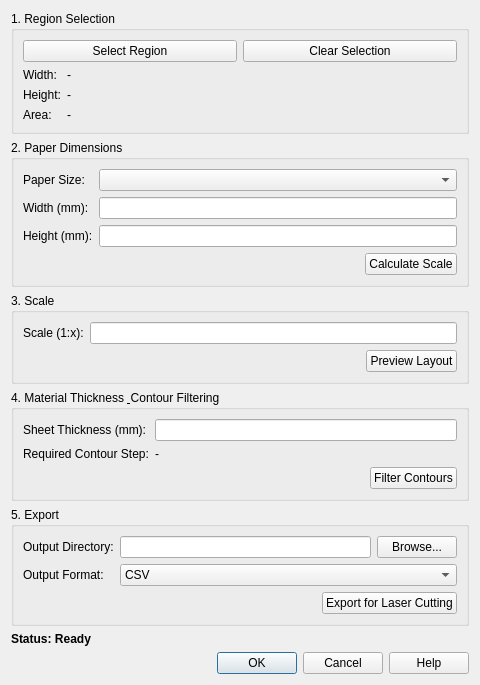
Qt form terrain_model_maker/terrain_model_dialog_base.ui (MJHamar/qgis_model_makes) before a commit.
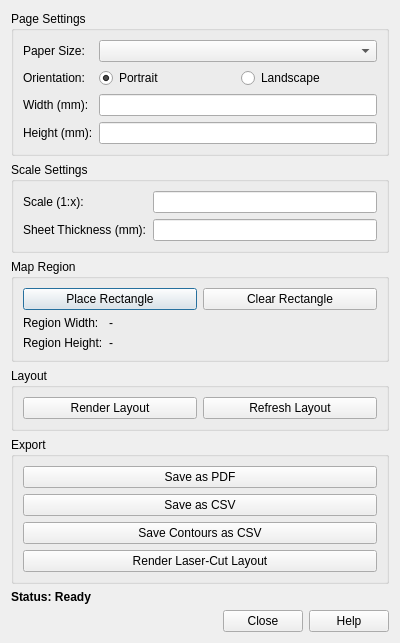
The same form after that commit.

Commit message: base ui implemented

```diff
--- a/terrain_model_maker/terrain_model_dialog_base.ui
+++ b/terrain_model_maker/terrain_model_dialog_base.ui
@@ -6,8 +6,8 @@
    <rect>
     <x>0</x>
     <y>0</y>
-    <width>480</width>
-    <height>650</height>
+    <width>400</width>
+    <height>550</height>
    </rect>
   </property>
   <property name="windowTitle">
@@ -15,88 +15,15 @@
   </property>
   <layout class="QVBoxLayout" name="verticalLayout">
    <item>
-    <widget class="QGroupBox" name="region_group">
+    <widget class="QGroupBox" name="page_settings_group">
      <property name="title">
-      <string>1. Region Selection</string>
+      <string>Page Settings</string>
      </property>
      <layout class="QVBoxLayout" name="verticalLayout_2">
-      <item>
-       <layout class="QHBoxLayout" name="horizontalLayout">
-        <item>
-         <widget class="QPushButton" name="btn_select_region">
-          <property name="text">
-           <string>Select Region</string>
-          </property>
-         </widget>
-        </item>
-        <item>
-         <widget class="QPushButton" name="btn_clear_selection">
-          <property name="text">
-           <string>Clear Selection</string>
-          </property>
-         </widget>
-        </item>
-       </layout>
-      </item>
       <item>
        <layout class="QFormLayout" name="formLayout">
         <item row="0" column="0">
-         <widget class="QLabel" name="label">
-          <property name="text">
-           <string>Width:</string>
-          </property>
-         </widget>
-        </item>
-        <item row="0" column="1">
-         <widget class="QLabel" name="lbl_region_width">
-          <property name="text">
-           <string>-</string>
-          </property>
-         </widget>
-        </item>
-        <item row="1" column="0">
-         <widget class="QLabel" name="label_2">
-          <property name="text">
-           <string>Height:</string>
-          </property>
-         </widget>
-        </item>
-        <item row="1" column="1">
-         <widget class="QLabel" name="lbl_region_height">
-          <property name="text">
-           <string>-</string>
-          </property>
-         </widget>
-        </item>
-        <item row="2" column="0">
-         <widget class="QLabel" name="label_3">
-          <property name="text">
-           <string>Area:</string>
-          </property>
-         </widget>
-        </item>
-        <item row="2" column="1">
-         <widget class="QLabel" name="lbl_region_area">
-          <property name="text">
-           <string>-</string>
-          </property>
-         </widget>
-        </item>
-       </layout>
-      </item>
-     </layout>
-    </widget>
-   </item>
-   <item>
-    <widget class="QGroupBox" name="paper_group">
-     <property name="title">
-      <string>2. Paper Dimensions</string>
-     </property>
-     <layout class="QVBoxLayout" name="verticalLayout_3">
-      <item>
-       <layout class="QFormLayout" name="formLayout_2">
-        <item row="0" column="0">
-         <widget class="QLabel" name="label_4">
+         <widget class="QLabel" name="label_paper_size">
           <property name="text">
            <string>Paper Size:</string>
           </property>
@@ -106,48 +33,52 @@
          <widget class="QComboBox" name="cmb_paper_size"/>
         </item>
         <item row="1" column="0">
-         <widget class="QLabel" name="label_5">
+         <widget class="QLabel" name="label_orientation">
+          <property name="text">
+           <string>Orientation:</string>
+          </property>
+         </widget>
+        </item>
+        <item row="1" column="1">
+         <layout class="QHBoxLayout" name="horizontalLayout_3">
+          <item>
+           <widget class="QRadioButton" name="radio_portrait">
+            <property name="text">
+             <string>Portrait</string>
+            </property>
+            <property name="checked">
+             <bool>true</bool>
+            </property>
+           </widget>
+          </item>
+          <item>
+           <widget class="QRadioButton" name="radio_landscape">
+            <property name="text">
+             <string>Landscape</string>
+            </property>
+           </widget>
+          </item>
+         </layout>
+        </item>
+        <item row="2" column="0">
+         <widget class="QLabel" name="label_width">
           <property name="text">
            <string>Width (mm):</string>
           </property>
          </widget>
         </item>
-        <item row="1" column="1">
-         <widget class="QLineEdit" name="txt_paper_width"/>
+        <item row="2" column="1">
+         <widget class="QLineEdit" name="txt_width"/>
         </item>
-        <item row="2" column="0">
-         <widget class="QLabel" name="label_6">
+        <item row="3" column="0">
+         <widget class="QLabel" name="label_height">
           <property name="text">
            <string>Height (mm):</string>
           </property>
          </widget>
         </item>
-        <item row="2" column="1">
-         <widget class="QLineEdit" name="txt_paper_height"/>
-        </item>
-       </layout>
-      </item>
-      <item>
-       <layout class="QHBoxLayout" name="horizontalLayout_2">
-        <item>
-         <spacer name="horizontalSpacer">
-          <property name="orientation">
-           <enum>Qt::Horizontal</enum>
-          </property>
-          <property name="sizeHint" stdset="0">
-           <size>
-            <width>40</width>
-            <height>20</height>
-           </size>
-          </property>
-         </spacer>
-        </item>
-        <item>
-         <widget class="QPushButton" name="btn_calculate_scale">
-          <property name="text">
-           <string>Calculate Scale</string>
-          </property>
-         </widget>
+        <item row="3" column="1">
+         <widget class="QLineEdit" name="txt_height"/>
         </item>
        </layout>
       </item>
@@ -157,13 +88,13 @@
    <item>
     <widget class="QGroupBox" name="scale_group">
      <property name="title">
-      <string>3. Scale</string>
+      <string>Scale Settings</string>
      </property>
-     <layout class="QVBoxLayout" name="verticalLayout_4">
+     <layout class="QVBoxLayout" name="verticalLayout_3">
       <item>
-       <layout class="QFormLayout" name="formLayout_3">
+       <layout class="QFormLayout" name="formLayout_2">
         <item row="0" column="0">
-         <widget class="QLabel" name="label_7">
+         <widget class="QLabel" name="label_scale">
           <property name="text">
            <string>Scale (1:x):</string>
           </property>
@@ -172,62 +103,70 @@
         <item row="0" column="1">
          <widget class="QLineEdit" name="txt_scale"/>
         </item>
-       </layout>
-      </item>
-      <item>
-       <layout class="QHBoxLayout" name="horizontalLayout_3">
-        <item>
-         <spacer name="horizontalSpacer_2">
-          <property name="orientation">
-           <enum>Qt::Horizontal</enum>
-          </property>
-          <property name="sizeHint" stdset="0">
-           <size>
-            <width>40</width>
-            <height>20</height>
-           </size>
-          </property>
-         </spacer>
-        </item>
-        <item>
-         <widget class="QPushButton" name="btn_preview">
-          <property name="text">
-           <string>Preview Layout</string>
-          </property>
-         </widget>
-        </item>
-       </layout>
-      </item>
-     </layout>
-    </widget>
-   </item>
-   <item>
-    <widget class="QGroupBox" name="contour_group">
-     <property name="title">
-      <string>4. Material Thickness &amp; Contour Filtering</string>
-     </property>
-     <layout class="QVBoxLayout" name="verticalLayout_5">
-      <item>
-       <layout class="QFormLayout" name="formLayout_4">
-        <item row="0" column="0">
-         <widget class="QLabel" name="label_8">
+        <item row="1" column="0">
+         <widget class="QLabel" name="label_thickness">
           <property name="text">
            <string>Sheet Thickness (mm):</string>
           </property>
          </widget>
         </item>
-        <item row="0" column="1">
+        <item row="1" column="1">
          <widget class="QLineEdit" name="txt_thickness"/>
         </item>
+       </layout>
+      </item>
+     </layout>
+    </widget>
+   </item>
+   <item>
+    <widget class="QGroupBox" name="region_group">
+     <property name="title">
+      <string>Map Region</string>
+     </property>
+     <layout class="QVBoxLayout" name="verticalLayout_4">
+      <item>
+       <layout class="QHBoxLayout" name="horizontalLayout">
+        <item>
+         <widget class="QPushButton" name="btn_place_rectangle">
+          <property name="text">
+           <string>Place Rectangle</string>
+          </property>
+         </widget>
+        </item>
+        <item>
+         <widget class="QPushButton" name="btn_clear_rectangle">
+          <property name="text">
+           <string>Clear Rectangle</string>
+          </property>
+         </widget>
+        </item>
+       </layout>
+      </item>
+      <item>
+       <layout class="QFormLayout" name="formLayout_3">
+        <item row="0" column="0">
+         <widget class="QLabel" name="label_region_width">
+          <property name="text">
+           <string>Region Width:</string>
+          </property>
+         </widget>
+        </item>
+        <item row="0" column="1">
+         <widget class="QLabel" name="lbl_region_width">
+          <property name="text">
+           <string>-</string>
+          </property>
+         </widget>
+        </item>
         <item row="1" column="0">
-         <widget class="QLabel" name="label_9">
+         <widget class="QLabel" name="label_region_height">
           <property name="text">
-           <string>Required Contour Step:</string>
+           <string>Region Height:</string>
           </property>
          </widget>
         </item>
         <item row="1" column="1">
-         <widget class="QLabel" name="lbl_contour_step">
+         <widget class="QLabel" name="lbl_region_height">
           <property name="text">
            <string>-</string>
           </property>
@@ -235,25 +174,28 @@
         </item>
        </layout>
       </item>
+     </layout>
+    </widget>
+   </item>
+   <item>
+    <widget class="QGroupBox" name="layout_group">
+     <property name="title">
+      <string>Layout</string>
+     </property>
+     <layout class="QVBoxLayout" name="verticalLayout_5">
       <item>
-       <layout class="QHBoxLayout" name="horizontalLayout_4">
+       <layout class="QHBoxLayout" name="horizontalLayout_2">
         <item>
-         <spacer name="horizontalSpacer_3">
-          <property name="orientation">
-           <enum>Qt::Horizontal</enum>
+         <widget class="QPushButton" name="btn_render">
+          <property name="text">
+           <string>Render Layout</string>
           </property>
-          <property name="sizeHint" stdset="0">
-           <size>
-            <width>40</width>
-            <height>20</height>
-           </size>
-          </property>
-         </spacer>
+         </widget>
         </item>
         <item>
-         <widget class="QPushButton" name="btn_filter_contours">
+         <widget class="QPushButton" name="btn_refresh">
           <property name="text">
-           <string>Filter Contours</string>
+           <string>Refresh Layout</string>
           </property>
          </widget>
         </item>
@@ -265,83 +207,36 @@
    <item>
     <widget class="QGroupBox" name="export_group">
      <property name="title">
-      <string>5. Export</string>
+      <string>Export</string>
      </property>
      <layout class="QVBoxLayout" name="verticalLayout_6">
       <item>
-       <layout class="QFormLayout" name="formLayout_5">
-        <item row="0" column="0">
-         <widget class="QLabel" name="label_10">
-          <property name="text">
-           <string>Output Directory:</string>
-          </property>
-         </widget>
-        </item>
-        <item row="0" column="1">
-         <layout class="QHBoxLayout" name="horizontalLayout_5">
-          <item>
-           <widget class="QLineEdit" name="txt_output_dir"/>
-          </item>
-          <item>
-           <widget class="QPushButton" name="btn_browse_output">
-            <property name="text">
-             <string>Browse...</string>
-            </property>
-           </widget>
-          </item>
-         </layout>
-        </item>
-        <item row="1" column="0">
-         <widget class="QLabel" name="label_11">
-          <property name="text">
-           <string>Output Format:</string>
-          </property>
-         </widget>
-        </item>
-        <item row="1" column="1">
-         <widget class="QComboBox" name="cmb_output_format">
-          <item>
-           <property name="text">
-            <string>CSV</string>
-           </property>
-          </item>
-          <item>
-           <property name="text">
-            <string>DXF</string>
-           </property>
-          </item>
-          <item>
-           <property name="text">
-            <string>SVG</string>
-           </property>
-          </item>
-         </widget>
-        </item>
-       </layout>
+       <widget class="QPushButton" name="btn_export_pdf">
+        <property name="text">
+         <string>Save as PDF</string>
+        </property>
+       </widget>
       </item>
       <item>
-       <layout class="QHBoxLayout" name="horizontalLayout_6">
-        <item>
-         <spacer name="horizontalSpacer_4">
-          <property name="orientation">
-           <enum>Qt::Horizontal</enum>
-          </property>
-          <property name="sizeHint" stdset="0">
-           <size>
-            <width>40</width>
-            <height>20</height>
-           </size>
-          </property>
-         </spacer>
-        </item>
-        <item>
-         <widget class="QPushButton" name="btn_export">
-          <property name="text">
-           <string>Export for Laser Cutting</string>
-          </property>
-         </widget>
-        </item>
-       </layout>
+       <widget class="QPushButton" name="btn_export_csv">
+        <property name="text">
+         <string>Save as CSV</string>
+        </property>
+       </widget>
+      </item>
+      <item>
+       <widget class="QPushButton" name="btn_export_contours">
+        <property name="text">
+         <string>Save Contours as CSV</string>
+        </property>
+       </widget>
+      </item>
+      <item>
+       <widget class="QPushButton" name="btn_export_laser">
+        <property name="text">
+         <string>Render Laser-Cut Layout</string>
+        </property>
+       </widget>
       </item>
      </layout>
     </widget>
@@ -362,7 +257,7 @@
       <enum>Qt::Horizontal</enum>
      </property>
      <property name="standardButtons">
-      <set>QDialogButtonBox::Cancel|QDialogButtonBox::Help|QDialogButtonBox::Ok</set>
+      <set>QDialogButtonBox::Close|QDialogButtonBox::Help</set>
      </property>
     </widget>
    </item>
```
Left out of the diff: 2 changed lines with no effect on the pictures. The commit also changes 3 other files.
